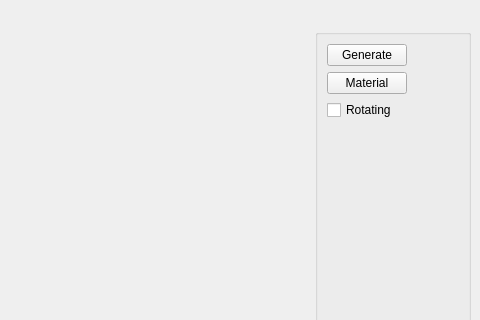
The window that ui/mainwindow.ui (mshooter/terrain) describes before a commit, drawn with Qt 5; both pictures show x 320 to 800 and y 0 to 320 of the 800 by 600 pixel window.
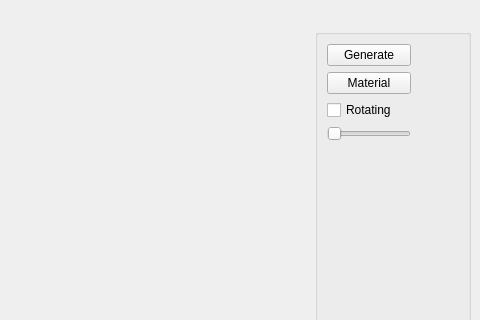
The same window after the commit.

Commit message: figuring out sliders

Patch:
```diff
--- a/ui/mainwindow.ui
+++ b/ui/mainwindow.ui
@@ -2,6 +2,9 @@
 <ui version="4.0">
  <class>MainWindow</class>
  <widget class="QMainWindow" name="MainWindow">
+  <property name="enabled">
+   <bool>true</bool>
+  </property>
   <property name="geometry">
    <rect>
     <x>0</x>
@@ -13,6 +16,15 @@
   <property name="windowTitle">
    <string>Terrain</string>
   </property>
+  <property name="toolButtonStyle">
+   <enum>Qt::ToolButtonIconOnly</enum>
+  </property>
+  <property name="documentMode">
+   <bool>false</bool>
+  </property>
+  <property name="dockNestingEnabled">
+   <bool>false</bool>
+  </property>
   <widget class="QWidget" name="centralwidget">
    <layout class="QGridLayout" name="s_mainWindowGridLayout">
     <item row="0" column="3">
@@ -126,6 +138,29 @@
          </property>
         </widget>
        </item>
+       <item row="4" column="1">
+        <spacer name="verticalSpacer">
+         <property name="orientation">
+          <enum>Qt::Vertical</enum>
+         </property>
+         <property name="sizeHint" stdset="0">
+          <size>
+           <width>20</width>
+           <height>40</height>
+          </size>
+         </property>
+        </spacer>
+       </item>
+       <item row="3" column="1">
+        <widget class="QSlider" name="frequency">
+         <property name="maximum">
+          <number>100</number>
+         </property>
+         <property name="orientation">
+          <enum>Qt::Horizontal</enum>
+         </property>
+        </widget>
+       </item>
       </layout>
      </widget>
     </item>
```
Left out of the diff: 79 changed lines with no effect on the pictures. The commit also changes 7 other files.
